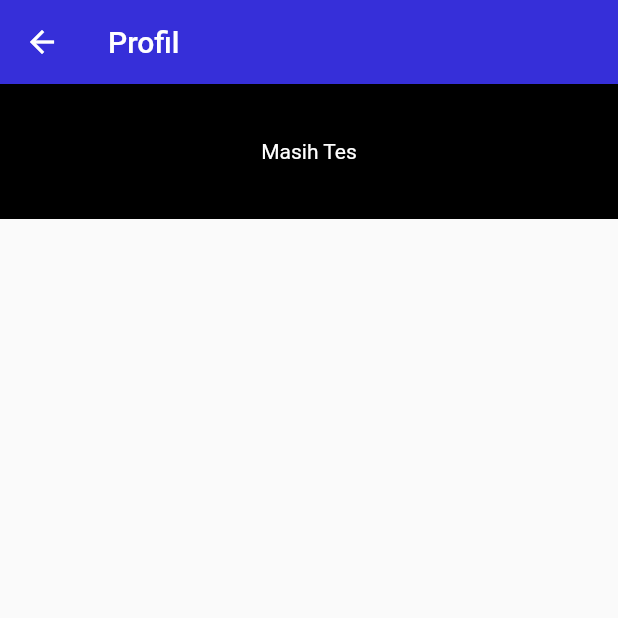
After one commit to reonm4tcha/kps_nusantara_app, a Flutter app: the Lainnya screen opened directly, after a tap on "Profil", on a phone screen of 412 x 824 dp, the top half of it. The commit adds this screen. Run offline on Flutter 3.47's test engine with Material 2 defaults, Android fonts, the phone set to English and light mode, and no system bars.

Commit message:
add lainnya8

```diff
--- a/lib/data/Lainnya_data.dart
+++ b/lib/data/Lainnya_data.dart
@@ -1,7 +1,8 @@
 import 'package:ksp_nusantara_app/models/Lainnya_req.dart';
+import 'package:ksp_nusantara_app/widgets/profilPage.dart';
 
 List<Lainnya_req> Lainnya_data = [
-  Lainnya_req(name: 'Profil'),
+  Lainnya_req(name: 'Profil', isi1: profilPage()),
   Lainnya_req(name: 'AD/ART'),
   Lainnya_req(name: 'Ranting'),
   Lainnya_req(name: 'Dokumentasi'),
--- a/lib/models/Lainnya_req.dart
+++ b/lib/models/Lainnya_req.dart
@@ -1,7 +1,10 @@
+import 'package:flutter/cupertino.dart';
+
 class Lainnya_req{
   String name;
-
+  Widget? isi1;
   Lainnya_req({
-    required this.name
+    required this.name,
+    this.isi1
   });
 }
--- a/lib/screen/Lainnya.dart
+++ b/lib/screen/Lainnya.dart
@@ -1,5 +1,6 @@
 import 'package:flutter/material.dart';
 import 'package:ksp_nusantara_app/data/Lainnya_data.dart';
+import 'package:ksp_nusantara_app/widgets/isi1.dart';
 
 class Lainnya extends StatefulWidget {
   const Lainnya({Key? key}) : super(key: key);
@@ -29,7 +30,8 @@ class _LainnyaState extends State<Lainnya> {
               itemCount: Lainnya_data.length,
               itemBuilder: (context, index){
                 final data = Lainnya_data[index];
-                return Column(
+                return GestureDetector(
+                  child: Column(
                     children: [
                       Container(
                         width: double.infinity,
@@ -55,6 +57,14 @@ class _LainnyaState extends State<Lainnya> {
                         height: 5,
                       )
                     ],
+                  ),
+                  onTap: (){
+                    final route =
+                    MaterialPageRoute(builder: (context){
+                      return isi1(lainnya_req: data);
+                    });
+                    Navigator.push(context, route);
+                  },
                 );},
             ),
           ),
--- /dev/null
+++ b/lib/widgets/isi1.dart
@@ -0,0 +1,31 @@
+import 'package:flutter/material.dart';
+import 'package:ksp_nusantara_app/models/Lainnya_req.dart';
+
+class isi1 extends StatefulWidget {
+  Lainnya_req lainnya_req;
+  isi1({Key? key, required this.lainnya_req}) : super(key: key);
+
+  @override
+  State<isi1> createState() => isi1State(lainnya_req: lainnya_req);
+}
+
+class isi1State extends State<isi1> {
+  Lainnya_req lainnya_req;
+  isi1State({required this.lainnya_req});
+
+  @override
+  Widget build(BuildContext context) {
+    return Scaffold(
+      appBar: AppBar(
+        title: Text(lainnya_req.name,),
+        backgroundColor: Color(0xff362FD9),
+      ),
+      body: Container(
+        width: double.infinity,
+        height: 90,
+        color: Colors.black,
+        child: Center(child: Text('Masih Tes', style: TextStyle(color: Colors.white),)),
+      ),
+    );
+  }
+}
```
Also changed, not shown: lib/widgets/profilPage.dart (added, +21 -0 lines). Lines whose indentation alone changed are shown as unchanged.
